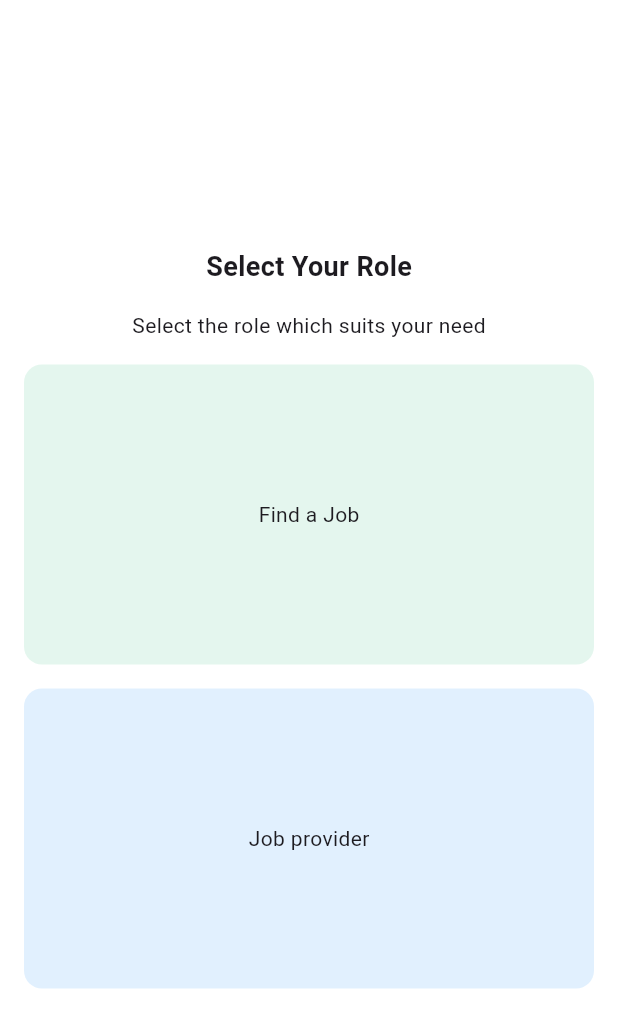
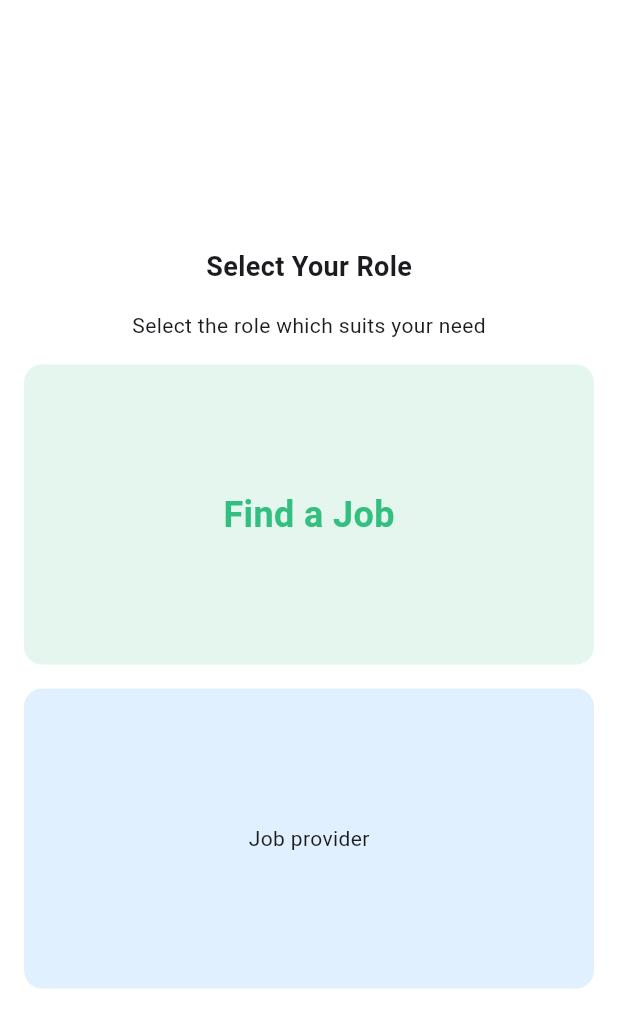
Before and after one commit to JAICHANGPARK/flutter_notebook_chapter_42, a Flutter app: the HrSelectScreen screen opened directly, on a phone screen of 412 x 824 dp. Shown: the top 1028 px of the screen. Run offline on Flutter 3.47's test engine with Material 3 defaults, Android fonts, the phone set to English and light mode, and no system bars; our stand-ins replace date_picker_timeline, gap, hugeicons.

Commit message:
Update hr_select_screen.dart

```diff
--- a/lib/ep2124_hr_app/views/hr_select_screen.dart
+++ b/lib/ep2124_hr_app/views/hr_select_screen.dart
@@ -38,7 +38,14 @@ class _HrSelectScreenState extends State<HrSelectScreen> {
                     borderRadius: BorderRadius.circular(12),
                   ),
                   child: Center(
-                    child: Text("Find a Job",style: TextStyle(),),
+                    child: Text(
+                      "Find a Job",
+                      style: TextStyle(
+                        color: Color(0xff33bf7f),
+                        fontSize: 24,
+                        fontWeight: FontWeight.bold,
+                      ),
+                    ),
                   ),
                 ),
                 Container(
```
